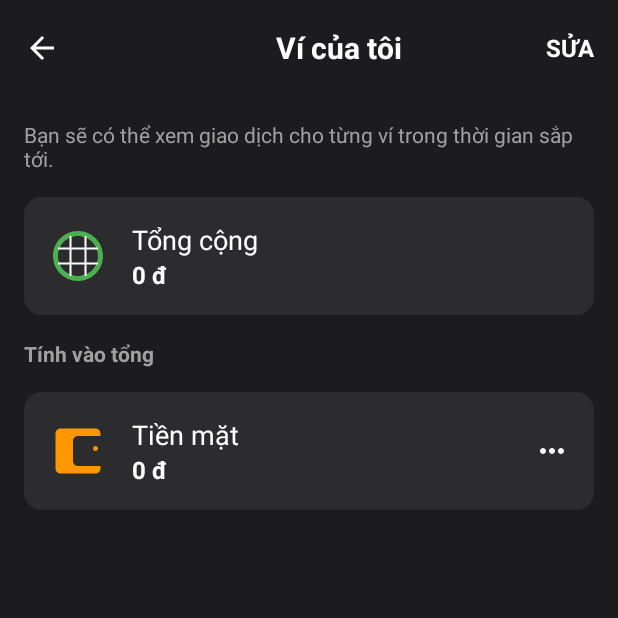
After one commit to nguyenducdong22/Ohappy, an Android app: the AllWalletsActivity screen opened directly, with no data from a screen before it, on a phone screen of 412 x 824 dp, the top half of it. The commit adds this screen. Run offline under Robolectric (Android 15) with nearby library versions, the light colour scheme and no system bars.

Commit message:
loi chuyen trang

```diff
--- a/app/build.gradle.kts
+++ b/app/build.gradle.kts
@@ -49,7 +49,7 @@ dependencies {
     implementation(libs.constraintlayout.v214)
 }
 android {
-    // ... các cấu hình khá
+    // ... các cấu hình khác
     buildFeatures {
         viewBinding = true
     }
--- a/app/src/main/AndroidManifest.xml
+++ b/app/src/main/AndroidManifest.xml
@@ -29,6 +29,7 @@
         <activity android:name=".MainActivity"
             android:exported="false"/>
         <activity android:name=".AccountActivity" />
+        <activity android:name=".allwallets.AllWalletsActivity" />
 
     </application>
 
--- /dev/null
+++ b/app/src/main/java/com/example/noname/allwallets/AllWalletsActivity.java
@@ -0,0 +1,60 @@
+package com.example.noname.allwallets;
+
+import android.content.Intent;
+import android.os.Bundle;
+import android.view.MenuItem;
+import android.widget.LinearLayout; // Thêm import này
+
+import androidx.annotation.NonNull;
+import androidx.appcompat.app.AppCompatActivity;
+import androidx.appcompat.widget.Toolbar;
+
+import com.example.noname.MainActivity; // Thêm import này
+import com.example.noname.R;
+
+public class AllWalletsActivity extends AppCompatActivity {
+
+    @Override
+    protected void onCreate(Bundle savedInstanceState) {
+        super.onCreate(savedInstanceState);
+        setContentView(R.layout.activity_all_wallets);
+
+        // Thiết lập Toolbar
+        Toolbar toolbar = findViewById(R.id.toolbar_all_wallets);
+        setSupportActionBar(toolbar);
+
+        // Hiển thị nút Back và bỏ tiêu đề mặc định
+        if (getSupportActionBar() != null) {
+            getSupportActionBar().setDisplayHomeAsUpEnabled(true);
+            getSupportActionBar().setDisplayShowTitleEnabled(false);
+        }
+
+        // --- PHẦN CẬP NHẬT ---
+        // Bắt sự kiện click cho mục "Tổng cộng"
+        LinearLayout totalWalletLayout = findViewById(R.id.layout_total_wallet);
+        totalWalletLayout.setOnClickListener(v -> {
+            // Tạo Intent để quay về MainActivity
+            Intent intent = new Intent(AllWalletsActivity.this, TransactionsFragment.class);
+
+            // Gửi tín hiệu yêu cầu mở TransactionsFragment
+            intent.putExtra("NAVIGATE_TO", "TRANSACTIONS_FRAGMENT");
+
+            // Cờ để dùng lại MainActivity đã có, không tạo mới
+            intent.addFlags(Intent.FLAG_ACTIVITY_CLEAR_TOP | Intent.FLAG_ACTIVITY_SINGLE_TOP);
+
+            startActivity(intent);
+            finish(); // Đóng màn hình hiện tại
+        });
+        // --- KẾT THÚC PHẦN CẬP NHẬT ---
+    }
+
+    // Xử lý sự kiện khi nhấn nút Back trên Toolbar
+    @Override
+    public boolean onOptionsItemSelected(@NonNull MenuItem item) {
+        if (item.getItemId() == android.R.id.home) {
+            finish(); // Đóng Activity hiện tại và quay lại màn hình trước
+            return true;
+        }
+        return super.onOptionsItemSelected(item);
+    }
+}
--- /dev/null
+++ b/app/src/main/res/drawable/ic_cash_wallet.xml
@@ -0,0 +1,10 @@
+<vector xmlns:android="http://schemas.android.com/apk/res/android"
+    android:width="24dp"
+    android:height="24dp"
+    android:viewportWidth="24"
+    android:viewportHeight="24">
+
+    <path
+        android:fillColor="#FF9800"
+        android:pathData="M21,18v1c0,1.1 -0.9,2 -2,2H5c-1.11,0 -2,-0.9 -2,-2V5c0,-1.1 0.89,-2 2,-2h14c1.1,0 2,0.9 2,2v1h-9c-1.11,0 -2,0.9 -2,2v8c0,1.1 0.89,2 2,2h9zM19,12c-0.55,0 -1,-0.45 -1,-1s0.45,-1 1,-1 1,0.45 1,1 -0.45,1 -1,1z"/>
+</vector>
--- /dev/null
+++ b/app/src/main/res/drawable/ic_more_horiz.xml
@@ -0,0 +1,11 @@
+<vector xmlns:android="http://schemas.android.com/apk/res/android"
+    android:width="24dp"
+    android:height="24dp"
+    android:viewportWidth="24.0"
+    android:viewportHeight="24.0"
+    android:tint="?attr/colorControlNormal">
+
+    <path
+        android:fillColor="@android:color/white"
+        android:pathData="M6,10c-1.1,0 -2,0.9 -2,2s0.9,2 2,2 2,-0.9 2,-2 -0.9,-2 -2,-2zM12,10c-1.1,0 -2,0.9 -2,2s0.9,2 2,2 2,-0.9 2,-2 -0.9,-2 -2,-2zM18,10c-1.1,0 -2,0.9 -2,2s0.9,2 2,2 2,-0.9 2,-2 -0.9,-2 -2,-2z"/>
+</vector>
--- /dev/null
+++ b/app/src/main/res/drawable/ic_wallet_total.xml
@@ -0,0 +1,22 @@
+<?xml version="1.0" encoding="utf-8"?>
+<vector xmlns:android="http://schemas.android.com/apk/res/android"
+    android:width="24dp"
+    android:height="24dp"
+    android:viewportWidth="24"
+    android:viewportHeight="24">
+
+    <path
+        android:fillColor="#4CAF50"
+        android:pathData="M12,2C6.48,2 2,6.48 2,12s4.48,10 10,10 10,-4.48 10,-10S17.52,2 12,2zM12,20c-4.41,0 -8,-3.59 -8,-8s3.59,-8 8,-8 8,3.59 8,8 -3.59,8 -8,8z"/>
+
+    <path
+        android:strokeColor="#FFFFFF"
+        android:strokeWidth="0.8"
+        android:pathData="M4,9h16 M4,15h16"/>
+
+    <path
+        android:strokeColor="#FFFFFF"
+        android:strokeWidth="0.8"
+        android:pathData="M9,4v16 M15,4v16"/>
+
+</vector>
--- /dev/null
+++ b/app/src/main/res/drawable/wallet_item_background.xml
@@ -0,0 +1,9 @@
+<?xml version="1.0" encoding="utf-8"?>
+<shape xmlns:android="http://schemas.android.com/apk/res/android"
+    android:shape="rectangle">
+
+    <solid android:color="#2C2C2E" />
+
+    <corners android:radius="12dp" />
+
+</shape>
--- /dev/null
+++ b/app/src/main/res/layout/activity_all_wallets.xml
@@ -0,0 +1,149 @@
+<?xml version="1.0" encoding="utf-8"?>
+<LinearLayout xmlns:android="http://schemas.android.com/apk/res/android"
+    xmlns:app="http://schemas.android.com/apk/res-auto"
+    xmlns:tools="http://schemas.android.com/tools"
+    android:layout_width="match_parent"
+    android:layout_height="match_parent"
+    android:orientation="vertical"
+    android:background="#1C1C1E"
+    tools:context=".allwallets.AllWalletsActivity">
+
+    <com.google.android.material.appbar.AppBarLayout
+        android:layout_width="match_parent"
+        android:layout_height="wrap_content"
+        android:background="?attr/colorPrimary"
+        android:theme="@style/ThemeOverlay.AppCompat.Dark.ActionBar">
+
+        <androidx.appcompat.widget.Toolbar
+            android:id="@+id/toolbar_all_wallets"
+            android:layout_width="match_parent"
+            android:layout_height="?attr/actionBarSize"
+            android:background="#1C1C1E"
+            app:titleTextColor="@color/white">
+
+            <RelativeLayout
+                android:layout_width="match_parent"
+                android:layout_height="wrap_content"
+                android:layout_marginEnd="16dp">
+
+                <TextView
+                    android:layout_width="wrap_content"
+                    android:layout_height="wrap_content"
+                    android:layout_centerInParent="true"
+                    android:text="Ví của tôi"
+                    android:textColor="@color/white"
+                    android:textSize="20sp"
+                    android:textStyle="bold" />
+
+                <TextView
+                    android:id="@+id/tv_edit_wallets"
+                    android:layout_width="wrap_content"
+                    android:layout_height="wrap_content"
+                    android:layout_alignParentEnd="true"
+                    android:layout_centerVertical="true"
+                    android:text="SỬA"
+                    android:textColor="@color/white"
+                    android:textSize="16sp"
+                    android:textStyle="bold" />
+            </RelativeLayout>
+
+        </androidx.appcompat.widget.Toolbar>
+    </com.google.android.material.appbar.AppBarLayout>
+
+    <TextView
+        android:layout_width="wrap_content"
+        android:layout_height="wrap_content"
+        android:text="Bạn sẽ có thể xem giao dịch cho từng ví trong thời gian sắp tới."
+        android:textColor="#A0A0A0"
+        android:textSize="14sp"
+        android:padding="16dp"/>
+
+    <LinearLayout
+        android:id="@+id/layout_total_wallet"
+        android:layout_width="match_parent"
+        android:layout_height="wrap_content"
+        android:orientation="horizontal"
+        android:gravity="center_vertical"
+        android:padding="16dp"
+        android:layout_marginHorizontal="16dp"
+        android:background="@drawable/wallet_item_background"
+        android:clickable="true"
+        android:focusable="true">
+
+        <ImageView
+            android:layout_width="40dp"
+            android:layout_height="40dp"
+            android:src="@drawable/ic_wallet_total"
+            android:layout_marginEnd="16dp"
+            tools:ignore="ContentDescription" />
+        <LinearLayout
+            android:layout_width="0dp"
+            android:layout_height="wrap_content"
+            android:layout_weight="1"
+            android:orientation="vertical">
+            <TextView
+                android:layout_width="wrap_content"
+                android:layout_height="wrap_content"
+                android:text="Tổng cộng"
+                android:textColor="@color/white"
+                android:textSize="18sp"/>
+            <TextView
+                android:layout_width="wrap_content"
+                android:layout_height="wrap_content"
+                android:text="0 đ"
+                android:textColor="@color/white"
+                android:textSize="16sp"
+                android:textStyle="bold"/>
+        </LinearLayout>
+    </LinearLayout>
+    <TextView
+        android:layout_width="wrap_content"
+        android:layout_height="wrap_content"
+        android:text="Tính vào tổng"
+        android:textColor="#A0A0A0"
+        android:textSize="14sp"
+        android:textStyle="bold"
+        android:padding="16dp"/>
+
+    <LinearLayout
+        android:layout_width="match_parent"
+        android:layout_height="wrap_content"
+        android:orientation="horizontal"
+        android:gravity="center_vertical"
+        android:padding="16dp"
+        android:layout_marginHorizontal="16dp"
+        android:background="@drawable/wallet_item_background">
+        <ImageView
+            android:layout_width="40dp"
+            android:layout_height="40dp"
+            android:src="@drawable/ic_cash_wallet"
+            android:layout_marginEnd="16dp"
+            tools:ignore="ContentDescription" />
+        <LinearLayout
+            android:layout_width="0dp"
+            android:layout_height="wrap_content"
+            android:layout_weight="1"
+            android:orientation="vertical">
+            <TextView
+                android:layout_width="wrap_content"
+                android:layout_height="wrap_content"
+                android:text="Tiền mặt"
+                android:textColor="@color/white"
+                android:textSize="18sp"/>
+            <TextView
+                android:layout_width="wrap_content"
+                android:layout_height="wrap_content"
+                android:text="0 đ"
+                android:textColor="@color/white"
+                android:textSize="16sp"
+                android:textStyle="bold"/>
+        </LinearLayout>
+        <ImageView
+            android:layout_width="wrap_content"
+            android:layout_height="wrap_content"
+            android:src="@drawable/ic_more_horiz"
+            app:tint="@color/white"
+            tools:ignore="ContentDescription" />
+    </LinearLayout>
+
+</LinearLayout>
--- a/app/src/main/res/layout/activity_main.xml
+++ b/app/src/main/res/layout/activity_main.xml
@@ -170,7 +170,7 @@
                             android:textSize="18sp"
                             android:textStyle="bold" />
                         <TextView
-                            android:layout_width="wrap_content"
+                            android:id="@+id/tv_see_all_wallets" android:layout_width="wrap_content"
                             android:layout_height="wrap_content"
                             android:text="Xem tất cả"
                             android:textColor="@color/primary_green"
```
Also changed, not shown: app/src/main/java/com/example/noname/MainActivity.java (+25 -2 lines), app/src/main/java/com/example/noname/allwallets/TransactionsFragment.java (added, +35 -0 lines), app/src/main/res/drawable/ic_empty_box.xml (added, +30 -0 lines), app/src/main/res/drawable/ic_more_vert.xml (added, +11 -0 lines), app/src/main/res/layout/fragment_transactions.xml (added, +140 -0 lines).
